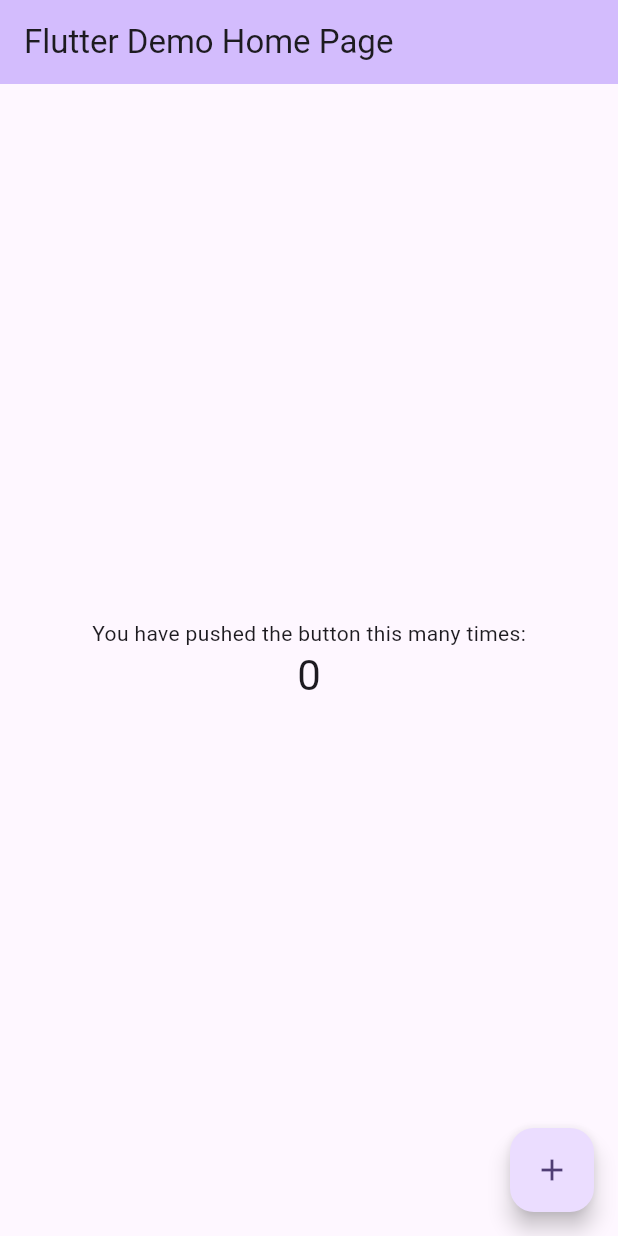
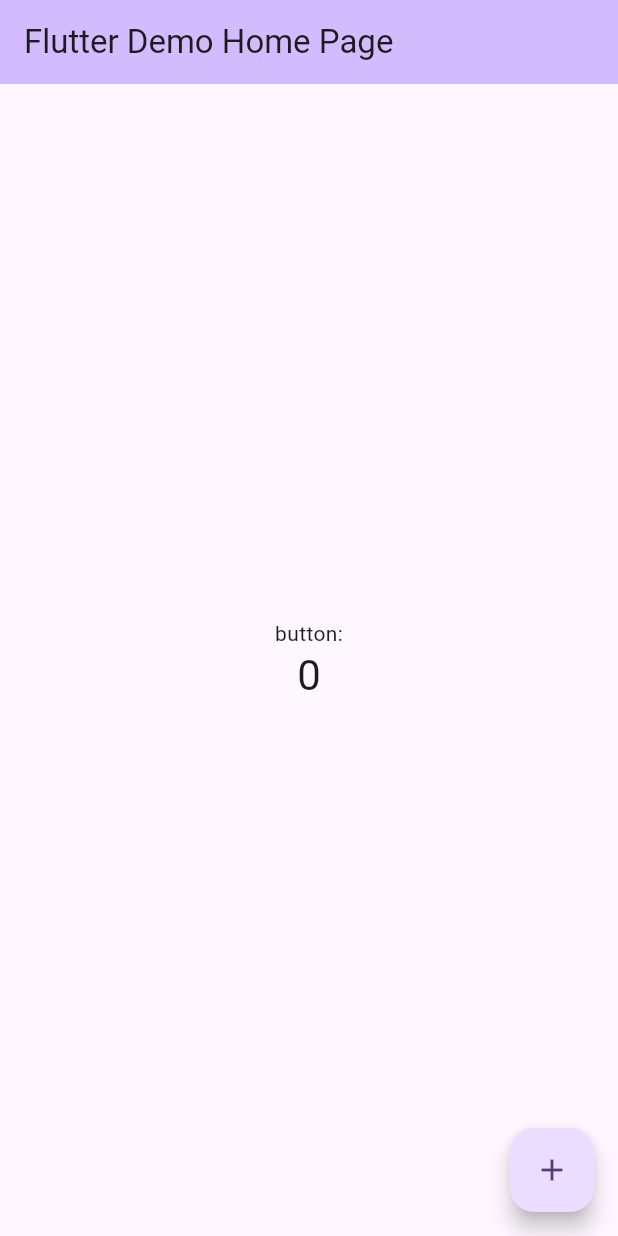
Before and after one commit to Aya-Shawky96/aya, a Flutter app: the screen it shows after launch, on a phone screen of 412 x 824 dp. Run offline on Flutter 3.47's test engine with Material 3 defaults, Android fonts, the phone set to English and light mode, and no system bars.

Commit message:
fourth commit

```diff
--- a/lib/main.dart
+++ b/lib/main.dart
@@ -59,7 +59,7 @@ class _MyHomePageState extends State<MyHomePage> {
           mainAxisAlignment: MainAxisAlignment.center,
           children: <Widget>[
             const Text(
-              'You have pushed the button this many times:',
+              'button:',
             ),
             Text(
               '$_counter',
```
